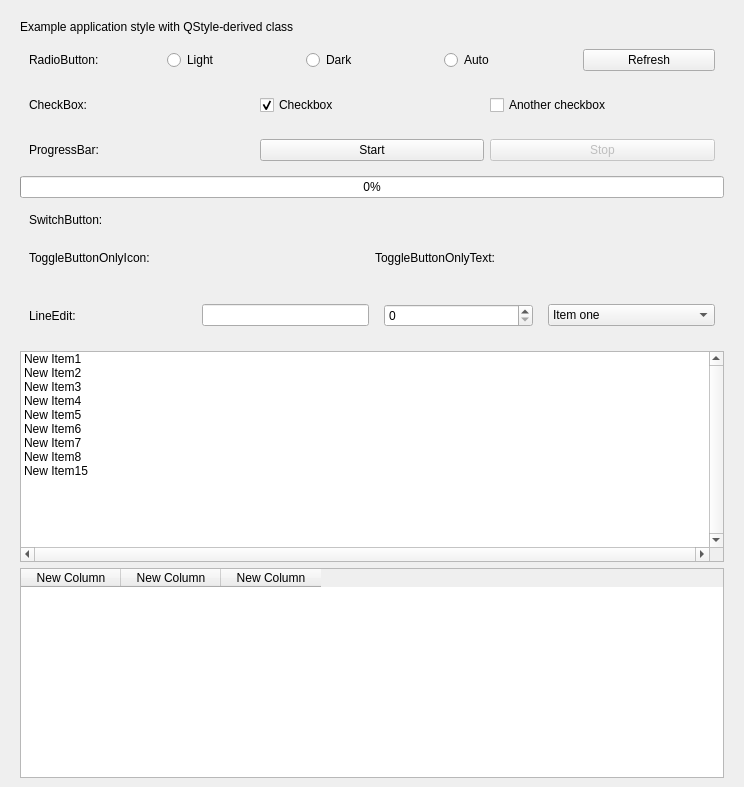
Old version of the form example/MainWindow.ui in the repository AlanusMeminius/VanillaStyle.
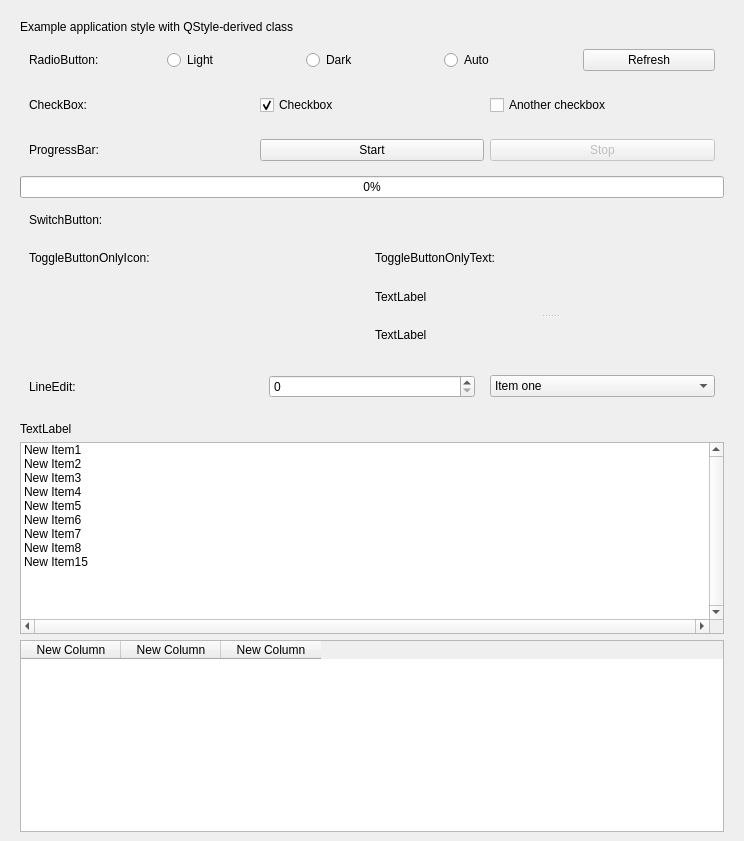
New version of the form. Icons and pictures are not drawn. Custom widgets are drawn as their Qt base class.

Commit message:
Add splitter support in VanillaStyle
Implemented drawing and sizing for splitters in the VanillaStyle. Updated the UI to include a QSplitter widget and adjusted related settings for consistent style management. Removed commented-out and unused code for better readability and maintenance.

The edit to the form file:
```diff
--- a/example/MainWindow.ui
+++ b/example/MainWindow.ui
@@ -7,7 +7,7 @@
     <x>0</x>
     <y>0</y>
     <width>744</width>
-    <height>787</height>
+       <height>841</height>
    </rect>
   </property>
   <property name="windowTitle">
@@ -192,6 +192,21 @@
      </widget>
     </item>
     <item>
+        <widget class="QWidget" name="widget_4" native="true">
+            <layout class="QHBoxLayout" name="horizontalLayout_4">
+                <property name="leftMargin">
+                    <number>0</number>
+                </property>
+                <property name="topMargin">
+                    <number>0</number>
+                </property>
+                <property name="rightMargin">
+                    <number>0</number>
+                </property>
+                <property name="bottomMargin">
+                    <number>0</number>
+                </property>
+                <item>
      <widget class="Vanilla::ToggleButton" name="iconWithText" native="true">
       <property name="_vanillaStyle_Patch" stdset="0">
        <string notr="true">CustomToggleButtonPatch</string>
@@ -199,6 +214,50 @@
      </widget>
     </item>
     <item>
+                    <widget class="QWidget" name="widget_9" native="true">
+                        <property name="minimumSize">
+                            <size>
+                                <width>0</width>
+                                <height>50</height>
+                            </size>
+                        </property>
+                        <layout class="QVBoxLayout" name="verticalLayout_2">
+                            <property name="leftMargin">
+                                <number>0</number>
+                            </property>
+                            <property name="topMargin">
+                                <number>0</number>
+                            </property>
+                            <property name="rightMargin">
+                                <number>0</number>
+                            </property>
+                            <property name="bottomMargin">
+                                <number>0</number>
+                            </property>
+                            <item>
+                                <widget class="QSplitter" name="splitter">
+                                    <property name="orientation">
+                                        <enum>Qt::Vertical</enum>
+                                    </property>
+                                    <widget class="QLabel" name="label_10">
+                                        <property name="text">
+                                            <string>TextLabel</string>
+                                        </property>
+                                    </widget>
+                                    <widget class="QLabel" name="label_11">
+                                        <property name="text">
+                                            <string>TextLabel</string>
+                                        </property>
+                                    </widget>
+                                </widget>
+                            </item>
+                        </layout>
+                    </widget>
+                </item>
+            </layout>
+        </widget>
+    </item>
+       <item>
      <widget class="QWidget" name="widget_5" native="true">
       <layout class="QHBoxLayout" name="horizontalLayout_5">
        <item>
@@ -208,16 +267,6 @@
          </property>
         </widget>
        </item>
-       <item>
-        <widget class="QLineEdit" name="lineEdit">
-         <property name="sizePolicy">
-          <sizepolicy hsizetype="Preferred" vsizetype="Fixed">
-           <horstretch>0</horstretch>
-           <verstretch>0</verstretch>
-          </sizepolicy>
-         </property>
-        </widget>
-       </item>
        <item>
         <widget class="QWidget" name="widget_6" native="true">
          <layout class="QHBoxLayout" name="horizontalLayout_6">
@@ -251,6 +300,13 @@
       </layout>
      </widget>
     </item>
+       <item>
+           <widget class="QLabel" name="label_7">
+               <property name="text">
+                   <string>TextLabel</string>
+               </property>
+     </widget>
+    </item>
     <item>
      <widget class="QListWidget" name="listWidget">
       <property name="verticalScrollBarPolicy">
```
Left out of the diff: 4 changed lines with no effect on the pictures. Lines whose indentation alone changed are shown as unchanged. The commit also changes 5 other files.
